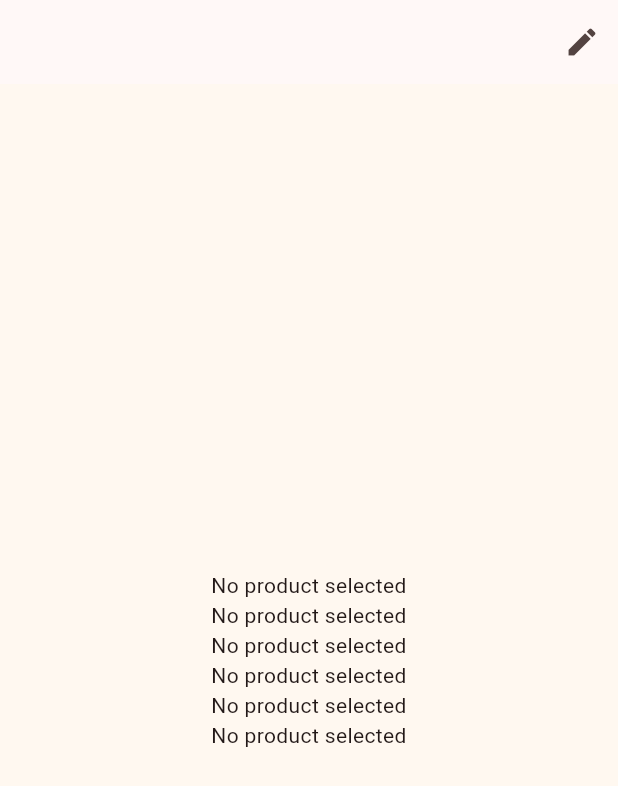
After one commit to irfanekon04/viral_bites, a Flutter app: the ProductScreen screen opened directly, on a phone screen of 412 x 824 dp. The commit adds this screen. Shown: the top 786 px of the screen. Run offline on Flutter 3.47's test engine with Material 3 defaults, Android fonts, the phone set to English and light mode, and no system bars; our stand-ins replace flutter_easyloading, flutter_spinkit, gap, get, google_fonts, hive_flutter and 1 more; accounts and stored records are empty; network calls fail.

Commit message:
added products CRUD api implementation

```diff
--- /dev/null
+++ b/lib/core/models/product_model.dart
@@ -0,0 +1,38 @@
+class Product {
+  final String? id;
+  final String name;
+  final String description;
+  final String imageUrl;
+  final double price;
+  final double rating;
+
+  final DateTime createdAt;
+  final DateTime updatedAt;
+  final String slug;
+
+  Product({
+    required this.id,
+    required this.name,
+    required this.description,
+    required this.imageUrl,
+    required this.price,
+    required this.rating,
+    required this.createdAt,
+    required this.updatedAt,
+    required this.slug,
+  });
+
+  factory Product.fromJson(Map<String, dynamic> json) {
+    return Product(
+      id: json['_id'],
+      name: json['name'],
+      description: json['description'],
+      imageUrl: json['imageUrl'],
+      price: (json['price'] as num).toDouble(),
+      rating: (json['rating'] as num).toDouble(),
+      createdAt: DateTime.parse(json['createdAt']),
+      updatedAt: DateTime.parse(json['updatedAt']),
+      slug: json['slug'],
+    );
+  }
+}
--- a/lib/core/utils/constants/app_urls.dart
+++ b/lib/core/utils/constants/app_urls.dart
@@ -1,5 +1,6 @@
 class AppUrls {
   static const String baseUrl = 'http://23.239.111.164:4500/api/auth';
+  static const String productUrl = 'http://23.239.111.164:4500/api';
 
   static const String signup = '$baseUrl/register';
   static const String signUpOtpVerify = '$baseUrl/verify-otp';
@@ -8,4 +9,6 @@ class AppUrls {
   static const String forgotPassOtp = '$baseUrl/verify-reset-otp';
   static const String resetPass = '$baseUrl/reset-password';
   static const String getUser = '$baseUrl/me';
+  static const String getProducts = '$productUrl/products?page=1&limit=10';
+  static const String singleProduct = '$productUrl/products/';
 }
--- a/lib/feature/auth/screen/sign_in_screen.dart
+++ b/lib/feature/auth/screen/sign_in_screen.dart
@@ -76,7 +76,7 @@ class SignInScreen extends StatelessWidget {
                       Gap(20),
                       Obx(
                         () => CustomTextformfield(
-                          hintText: '**********',
+                          hintText: 'Enter your Password',
                           isObscure: !_controller.isPassVisible.value,
                           headertext: 'Password',
                           fillColor: AppColors.textWhite,
--- /dev/null
+++ b/lib/feature/home/screen/product_screen.dart
@@ -0,0 +1,61 @@
+import 'package:flutter/material.dart';
+import 'package:get/get.dart';
+
+import '../controller/home_screen_controller.dart';
+
+class ProductScreen extends StatelessWidget {
+  const ProductScreen({super.key});
+
+  @override
+  Widget build(BuildContext context) {
+    final controller = Get.put(HomeScreenController());
+    return Scaffold(
+      appBar: AppBar(
+        actions: [
+          IconButton(
+            onPressed: () {
+              controller.showEditDialogue(controller.selectedProduct?.id);
+            },
+            icon: Icon(Icons.edit),
+          ),
+        ],
+      ),
+      body: Padding(
+        padding: const EdgeInsets.all(16.0),
+        child: Center(
+          child: Column(
+            mainAxisAlignment: .center,
+            children: [
+              Text(
+                controller.selectedProduct?.name ?? "No product selected",
+                textAlign: .center,
+              ),
+              Text(
+                controller.selectedProduct?.description ??
+                    "No product selected",
+                textAlign: .center,
+              ),
+              Text(
+                controller.selectedProduct?.id ?? "No product selected",
+                textAlign: .center,
+              ),
+              Text(
+                controller.selectedProduct?.imageUrl ?? "No product selected",
+                textAlign: .center,
+              ),
+              Text(
+                controller.selectedProduct?.slug ?? "No product selected",
+                textAlign: .center,
+              ),
+              Text(
+                controller.selectedProduct?.price.toString() ??
+                    "No product selected",
+                textAlign: .center,
+              ),
+            ],
+          ),
+        ),
+      ),
+    );
+  }
+}
--- a/lib/main.dart
+++ b/lib/main.dart
@@ -1,4 +1,5 @@
 import 'package:flutter/material.dart';
+import 'package:flutter_easyloading/flutter_easyloading.dart';
 import 'package:get/get.dart';
 import 'package:viral_bites/core/services/storage_service.dart';
 
@@ -17,6 +18,7 @@ class MyApp extends StatelessWidget {
   @override
   Widget build(BuildContext context) {
     return GetMaterialApp(
+      builder: EasyLoading.init(),
       debugShowCheckedModeBanner: false,
       initialRoute: AppRoutes.init,
       getPages: AppRoutes.routes,
--- a/pubspec.yaml
+++ b/pubspec.yaml
@@ -43,6 +43,7 @@ dependencies:
   hive:
   hive_flutter:
   path_provider: ^2.1.5
+  flutter_easyloading: ^3.0.5
 
 
 dev_dependencies:
```
Also changed, not shown: lib/core/services/api_service.dart (+102 -4 lines), lib/feature/auth/controller/sign_in_controller.dart (+10 -0 lines), lib/feature/home/controller/home_screen_controller.dart (+207 -1 lines), lib/feature/home/screen/home_screen.dart (+48 -3 lines), pubspec.lock.
